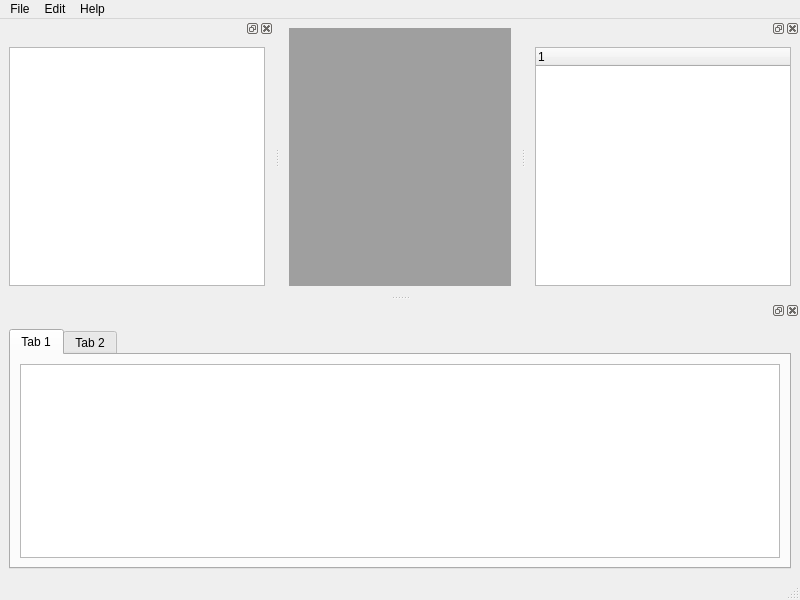
Above: pq5one/unone.ui from stockbsd/Backyard before the change. Below: the same form after it.
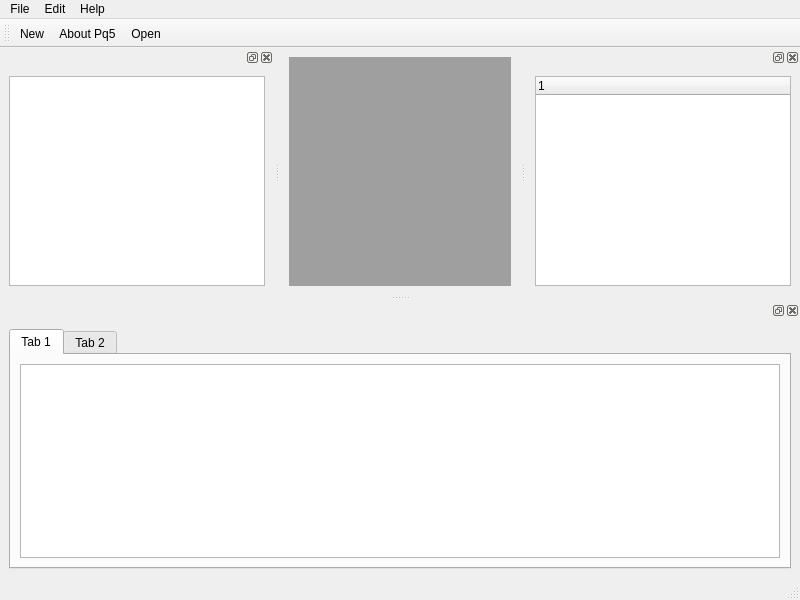
That is the form after the change. Icons and pictures are not drawn.

```diff
--- a/pq5one/unone.ui
+++ b/pq5one/unone.ui
@@ -144,6 +144,20 @@
     </layout>
    </widget>
   </widget>
+  <widget class="QToolBar" name="toolBar">
+   <property name="windowTitle">
+    <string>toolBar</string>
+   </property>
+   <attribute name="toolBarArea">
+    <enum>TopToolBarArea</enum>
+   </attribute>
+   <attribute name="toolBarBreak">
+    <bool>false</bool>
+   </attribute>
+   <addaction name="actionNew"/>
+   <addaction name="actionAbout"/>
+   <addaction name="actionOpen"/>
+  </widget>
   <action name="actionNew">
    <property name="icon">
     <iconset resource="unone.qrc">
@@ -168,7 +182,7 @@
      <normaloff>:/res/gold.ico</normaloff>:/res/gold.ico</iconset>
    </property>
    <property name="text">
-    <string>About</string>
+    <string>About Pq5</string>
    </property>
   </action>
   <action name="actionOpen">
```
Left out of the diff: 2 changed lines with no effect on the pictures.
